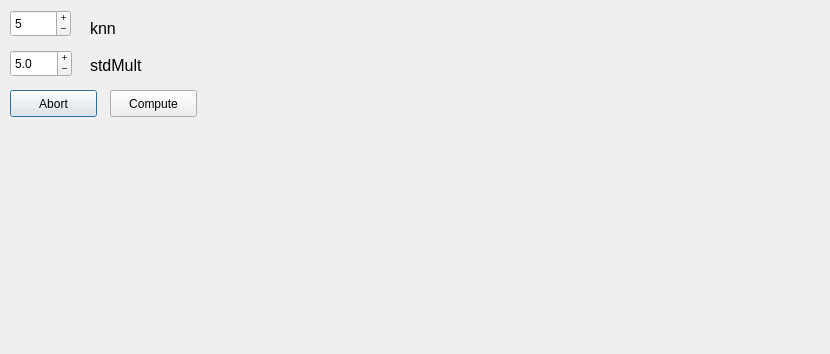
First picture: the form in src/gui/statistical_dialog.ui, repository SimpleTree/simpleTree, before the edit.
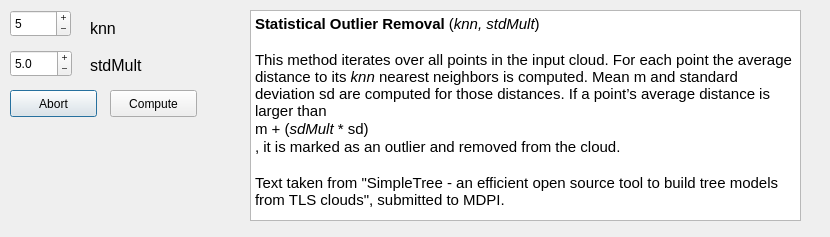
Second picture: the form after the edit.

What changed in the file:
```diff
--- a/src/gui/statistical_dialog.ui
+++ b/src/gui/statistical_dialog.ui
@@ -7,7 +7,7 @@
     <x>0</x>
     <y>0</y>
     <width>830</width>
-    <height>354</height>
+    <height>237</height>
    </rect>
   </property>
   <property name="windowTitle">
@@ -131,6 +131,29 @@
     <number>5</number>
    </property>
   </widget>
+  <widget class="QTextBrowser" name="textBrowser">
+   <property name="geometry">
+    <rect>
+     <x>250</x>
+     <y>10</y>
+     <width>551</width>
+     <height>211</height>
+    </rect>
+   </property>
+   <property name="html">
+    <string>&lt;!DOCTYPE HTML PUBLIC &quot;-//W3C//DTD HTML 4.0//EN&quot; &quot;http://www.w3.org/TR/REC-html40/strict.dtd&quot;&gt;
+&lt;html&gt;&lt;head&gt;&lt;meta name=&quot;qrichtext&quot; content=&quot;1&quot; /&gt;&lt;style type=&quot;text/css&quot;&gt;
+p, li { white-space: pre-wrap; }
+&lt;/style&gt;&lt;/head&gt;&lt;body style=&quot; font-family:'Ubuntu'; font-size:11pt; font-weight:400; font-style:normal;&quot;&gt;
+&lt;p style=&quot; margin-top:0px; margin-bottom:0px; margin-left:0px; margin-right:0px; -qt-block-indent:0; text-indent:0px;&quot;&gt;&lt;span style=&quot; font-weight:600;&quot;&gt;Statistical Outlier Removal&lt;/span&gt; (&lt;span style=&quot; font-style:italic;&quot;&gt;knn, stdMult&lt;/span&gt;)&lt;/p&gt;
+&lt;p style=&quot;-qt-paragraph-type:empty; margin-top:0px; margin-bottom:0px; margin-left:0px; margin-right:0px; -qt-block-indent:0; text-indent:0px;&quot;&gt;&lt;br /&gt;&lt;/p&gt;
+&lt;p style=&quot; margin-top:0px; margin-bottom:0px; margin-left:0px; margin-right:0px; -qt-block-indent:0; text-indent:0px;&quot;&gt;This method iterates over all points in the input cloud. For each point the average distance to its &lt;span style=&quot; font-style:italic;&quot;&gt;knn&lt;/span&gt; nearest neighbors is computed. Mean m and standard deviation sd are computed for those distances. If a point’s average distance is larger than &lt;/p&gt;
+&lt;p style=&quot; margin-top:0px; margin-bottom:0px; margin-left:0px; margin-right:0px; -qt-block-indent:0; text-indent:0px;&quot;&gt;m + (&lt;span style=&quot; font-style:italic;&quot;&gt;sdMult&lt;/span&gt; * sd)&lt;/p&gt;
+&lt;p style=&quot; margin-top:0px; margin-bottom:0px; margin-left:0px; margin-right:0px; -qt-block-indent:0; text-indent:0px;&quot;&gt;, it is marked as an outlier and removed from the cloud.&lt;/p&gt;
+&lt;p style=&quot;-qt-paragraph-type:empty; margin-top:0px; margin-bottom:0px; margin-left:0px; margin-right:0px; -qt-block-indent:0; text-indent:0px;&quot;&gt;&lt;br /&gt;&lt;/p&gt;
+&lt;p style=&quot; margin-top:0px; margin-bottom:0px; margin-left:0px; margin-right:0px; -qt-block-indent:0; text-indent:0px;&quot;&gt;Text taken from &amp;quot;SimpleTree - an efficient open source tool to build tree models from TLS clouds&amp;quot;, submitted to MDPI.&lt;/p&gt;&lt;/body&gt;&lt;/html&gt;</string>
+   </property>
+  </widget>
  </widget>
  <resources/>
  <connections/>
```
